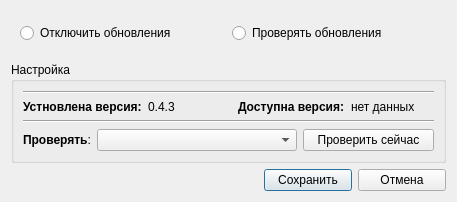
Qt form Easy-work/Plugin/Update/Update/update_dialog.ui (KeyGen/Easy-work) before a commit.
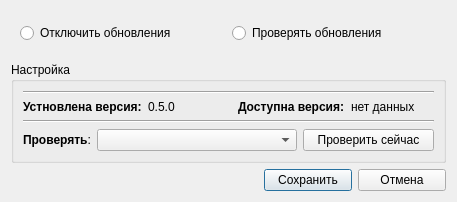
The same form after that commit.

Diff of the .ui file:
```diff
--- a/Easy-work/Plugin/Update/Update/update_dialog.ui
+++ b/Easy-work/Plugin/Update/Update/update_dialog.ui
@@ -78,7 +78,7 @@
         <item>
          <widget class="QLabel" name="showInstallVersion">
           <property name="text">
-           <string>0.4.3</string>
+           <string>0.5.0</string>
           </property>
          </widget>
         </item>
```
